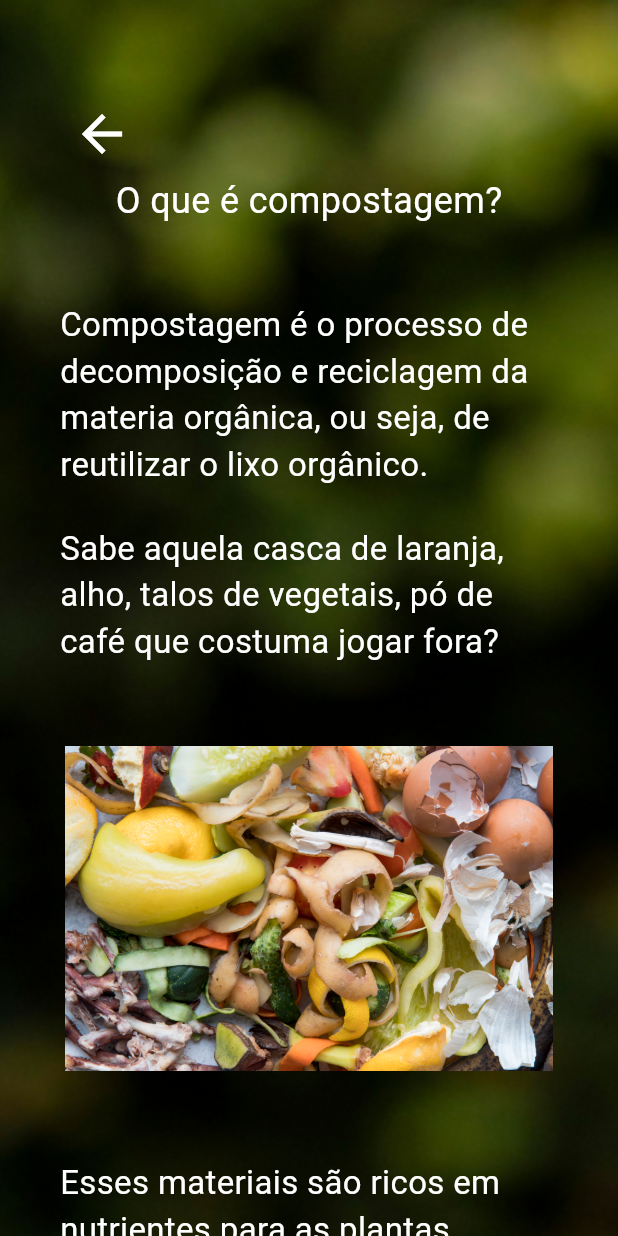
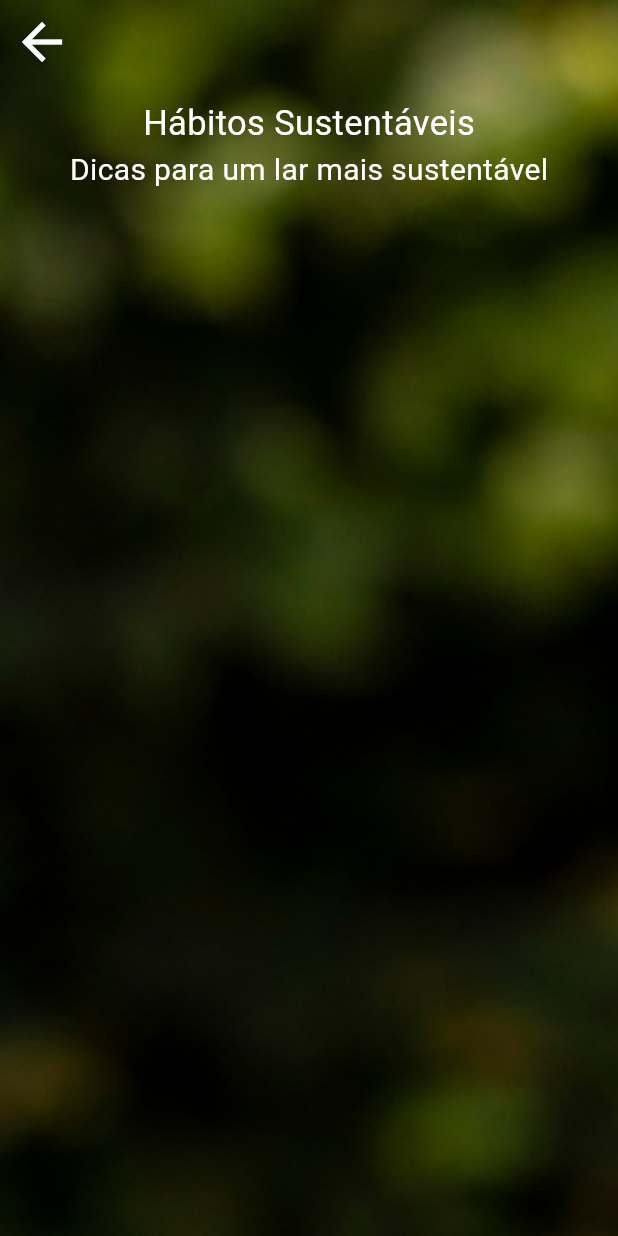
Before and after one commit to duda0812/Sistema-Mobile-Recompor, a Flutter app: the screen it shows after launch, on a phone screen of 412 x 824 dp. Run offline on Flutter 3.47's test engine with Material 3 defaults, Android fonts, the phone set to English and light mode, and no system bars.

Commit message:
02/08/24

```diff
--- a/lib/main.dart
+++ b/lib/main.dart
@@ -1,5 +1,6 @@
 import 'package:app/telas/compostagem_sig.dart';
 import 'package:app/telas/criar_conta.dart';
+import 'package:app/telas/habitos.dart';
 import 'package:app/telas/telainicial.dart';
 import 'package:flutter/material.dart';
 import 'package:app/telas/login.dart';
@@ -20,7 +21,7 @@ class MyApp extends StatelessWidget {
         colorScheme: ColorScheme.fromSeed(seedColor: Colors.deepPurple),
         useMaterial3: true,
       ),
-      home: compostagem_sig()
+      home: Habitos()
     );
   }
 }
--- a/lib/telas/compostagem_sig.dart
+++ b/lib/telas/compostagem_sig.dart
@@ -6,26 +6,13 @@ class compostagem_sig extends StatelessWidget {
 
   @override
   Widget build(BuildContext context) {
-    return Scaffold(
-      body: Container(
-        decoration: const BoxDecoration(
-          image: DecorationImage(
-              image: AssetImage("lib/imagens/fundo.png"), fit: BoxFit.cover),
-        ),
-        padding: const EdgeInsets.only(
-          top: 60,
-          left: 40,
-          right: 40,
-        ),
-        child: ListView(
-          children: [
-            Column(
-              children: [
-                Row(
-                  children: [
-                    Padding(
-                      padding: const EdgeInsets.only(right: 250, top: 1),
-                      child: IconButton(
+    return MaterialApp(
+      home: Scaffold(
+        extendBodyBehindAppBar: true,
+        appBar: AppBar(
+
+            leading:
+            IconButton(
               iconSize: 40,
               icon: const Icon(Icons.arrow_back),
               color: Colors.white,
@@ -37,9 +24,26 @@ class compostagem_sig extends StatelessWidget {
                 );
               },
             ),
+
+          backgroundColor: Colors.transparent,
+          elevation: 0,
         ),
-                  ],
+
+          body: Container(
+            decoration: const BoxDecoration(
+              image: DecorationImage(
+                  image: AssetImage("lib/imagens/fundo.png"),
+                  fit: BoxFit.cover),
             ),
+            padding: const EdgeInsets.only(
+              top: 10,
+              left: 40,
+              right: 40,
+            ),
+            child: ListView(
+              children: [
+                Column( mainAxisAlignment: MainAxisAlignment.start,
+                  children: [
                     const Row(
                       mainAxisAlignment: MainAxisAlignment.center,
                       children: [
@@ -100,11 +104,14 @@ class compostagem_sig extends StatelessWidget {
                         ),
                       ),
                     ),
+                    const SizedBox(height: 50),
                   ],
                 ),
               ],
             ),
           ),
+        ),
+
     );
   }
 }
--- /dev/null
+++ b/lib/telas/habitos.dart
@@ -0,0 +1,80 @@
+import 'package:app/telas/telainicial.dart';
+import 'package:flutter/material.dart';
+import 'package:flutter/widgets.dart';
+
+class Habitos extends StatelessWidget {
+  const Habitos({super.key});
+
+  @override
+  Widget build(BuildContext context) {
+    return MaterialApp(
+      home: Scaffold(
+        extendBodyBehindAppBar: true,
+        appBar: AppBar(
+
+            leading:
+            IconButton(
+              iconSize: 40,
+              icon: const Icon(Icons.arrow_back),
+              color: Colors.white,
+              onPressed: () {
+                Navigator.push(
+                  context,
+                  MaterialPageRoute(
+                      builder: (context) => const Telainicial()),
+                );
+              },
+            ),
+
+          backgroundColor: Colors.transparent,
+          elevation: 0,
+        ),
+         body: Container(
+            decoration: const BoxDecoration(
+              image: DecorationImage(
+                  image: AssetImage("lib/imagens/fundo.png"),
+                  fit: BoxFit.cover),
+            ),
+            padding: const EdgeInsets.only(
+              top: 10,
+              left: 40,
+              right: 40,
+            ),
+             child: ListView(
+              children:<Widget> [
+                Column( mainAxisAlignment: MainAxisAlignment.start,
+                  children: [
+                     Row(
+                      mainAxisAlignment: MainAxisAlignment.center,
+                      children: [
+                        Text(
+                          'Hábitos Sustentáveis',
+                          style: TextStyle(fontSize: 23, color: Colors.white),
+                        ),
+                      ],
+                    ),
+                    SizedBox(
+                      child: Wrap(
+                        children: [
+                          Text(
+                            'Dicas para um lar mais sustentável',
+                            style: TextStyle(fontSize: 20, color: Colors.white),
+                          ),
+                        ],
+                        ),
+                    ),
+
+
+                    Container()
+                    ],
+
+                ),
+              ],
+      ),
+
+      ),
+      ),
+    );
+
+  }
+}
```
Also changed, not shown: lib/telas/home.dart (added), 1 other file. Lines whose indentation alone changed are shown as unchanged.
